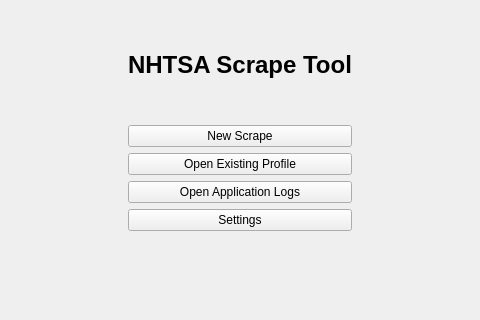
The window that src/app/ui/MainMenu.ui (caden-maxwell/nhtsa-scrape) describes before a commit, drawn with Qt 5; both pictures show x 300 to 780 and y 0 to 320 of the 1080 by 720 pixel window.
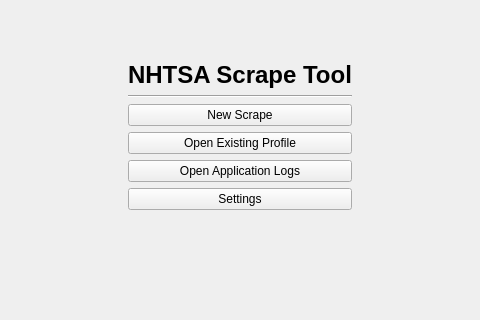
The same window after the commit.

Patch:
```diff
--- a/src/app/ui/MainMenu.ui
+++ b/src/app/ui/MainMenu.ui
@@ -14,66 +14,18 @@
    <string>Form</string>
   </property>
   <layout class="QGridLayout" name="gridLayout_2">
-   <item row="1" column="1">
-    <layout class="QVBoxLayout" name="mainVLayout">
-     <item alignment="Qt::AlignHCenter">
-      <widget class="QLabel" name="mainTitle">
-       <property name="font">
-        <font>
-         <pointsize>18</pointsize>
-         <bold>true</bold>
-        </font>
-       </property>
-       <property name="text">
-        <string>NHTSA Scrape Tool</string>
-       </property>
-      </widget>
-     </item>
-     <item>
-      <spacer name="verticalSpacer_3">
-       <property name="orientation">
-        <enum>Qt::Vertical</enum>
-       </property>
-       <property name="sizeType">
-        <enum>QSizePolicy::Minimum</enum>
-       </property>
-       <property name="sizeHint" stdset="0">
-        <size>
-         <width>20</width>
-         <height>40</height>
-        </size>
-       </property>
-      </spacer>
-     </item>
-     <item>
-      <widget class="QPushButton" name="scrapeBtn">
-       <property name="text">
-        <string>New Scrape</string>
-       </property>
-      </widget>
-     </item>
-     <item>
-      <widget class="QPushButton" name="openBtn">
-       <property name="text">
-        <string>Open Existing Profile</string>
-       </property>
-      </widget>
-     </item>
-     <item>
-      <widget class="QPushButton" name="logsBtn">
-       <property name="text">
-        <string>Open Application Logs</string>
-       </property>
-      </widget>
-     </item>
-     <item>
-      <widget class="QPushButton" name="settingsBtn">
-       <property name="text">
-        <string>Settings</string>
-       </property>
-      </widget>
-     </item>
-    </layout>
+   <item row="1" column="0">
+    <spacer name="horizontalSpacer">
+     <property name="orientation">
+      <enum>Qt::Horizontal</enum>
+     </property>
+     <property name="sizeHint" stdset="0">
+      <size>
+       <width>40</width>
+       <height>20</height>
+      </size>
+     </property>
+    </spacer>
    </item>
    <item row="2" column="1">
     <spacer name="verticalSpacer">
@@ -88,6 +40,19 @@
      </property>
     </spacer>
    </item>
+   <item row="1" column="2">
+    <spacer name="horizontalSpacer_2">
+     <property name="orientation">
+      <enum>Qt::Horizontal</enum>
+     </property>
+     <property name="sizeHint" stdset="0">
+      <size>
+       <width>40</width>
+       <height>20</height>
+      </size>
+     </property>
+    </spacer>
+   </item>
    <item row="0" column="1">
     <spacer name="verticalSpacer_2">
      <property name="orientation">
@@ -104,31 +69,80 @@
      </property>
     </spacer>
    </item>
-   <item row="1" column="0">
-    <spacer name="horizontalSpacer">
-     <property name="orientation">
-      <enum>Qt::Horizontal</enum>
+   <item row="1" column="1">
+    <widget class="QFrame" name="">
+     <property name="frameShape">
+      <enum>QFrame::NoFrame</enum>
      </property>
-     <property name="sizeHint" stdset="0">
-      <size>
-       <width>40</width>
-       <height>20</height>
-      </size>
+     <property name="frameShadow">
+      <enum>QFrame::Plain</enum>
      </property>
-    </spacer>
-   </item>
-   <item row="1" column="2">
-    <spacer name="horizontalSpacer_2">
-     <property name="orientation">
-      <enum>Qt::Horizontal</enum>
+     <property name="lineWidth">
+      <number>1</number>
      </property>
-     <property name="sizeHint" stdset="0">
-      <size>
-       <width>40</width>
-       <height>20</height>
-      </size>
-     </property>
-    </spacer>
+     <layout class="QVBoxLayout" name="mainVLayout">
+      <property name="leftMargin">
+       <number>10</number>
+      </property>
+      <property name="topMargin">
+       <number>10</number>
+      </property>
+      <property name="rightMargin">
+       <number>10</number>
+      </property>
+      <property name="bottomMargin">
+       <number>10</number>
+      </property>
+      <item alignment="Qt::AlignHCenter">
+       <widget class="QLabel" name="mainTitle">
+        <property name="font">
+         <font>
+          <pointsize>18</pointsize>
+          <bold>true</bold>
+         </font>
+        </property>
+        <property name="text">
+         <string>NHTSA Scrape Tool</string>
+        </property>
+       </widget>
+      </item>
+      <item>
+       <widget class="Line" name="line">
+        <property name="orientation">
+         <enum>Qt::Horizontal</enum>
+        </property>
+       </widget>
+      </item>
+      <item>
+       <widget class="QPushButton" name="scrapeBtn">
+        <property name="text">
+         <string>New Scrape</string>
+        </property>
+       </widget>
+      </item>
+      <item>
+       <widget class="QPushButton" name="openBtn">
+        <property name="text">
+         <string>Open Existing Profile</string>
+        </property>
+       </widget>
+      </item>
+      <item>
+       <widget class="QPushButton" name="logsBtn">
+        <property name="text">
+         <string>Open Application Logs</string>
+        </property>
+       </widget>
+      </item>
+      <item>
+       <widget class="QPushButton" name="settingsBtn">
+        <property name="text">
+         <string>Settings</string>
+        </property>
+       </widget>
+      </item>
+     </layout>
+    </widget>
    </item>
   </layout>
  </widget>
```
